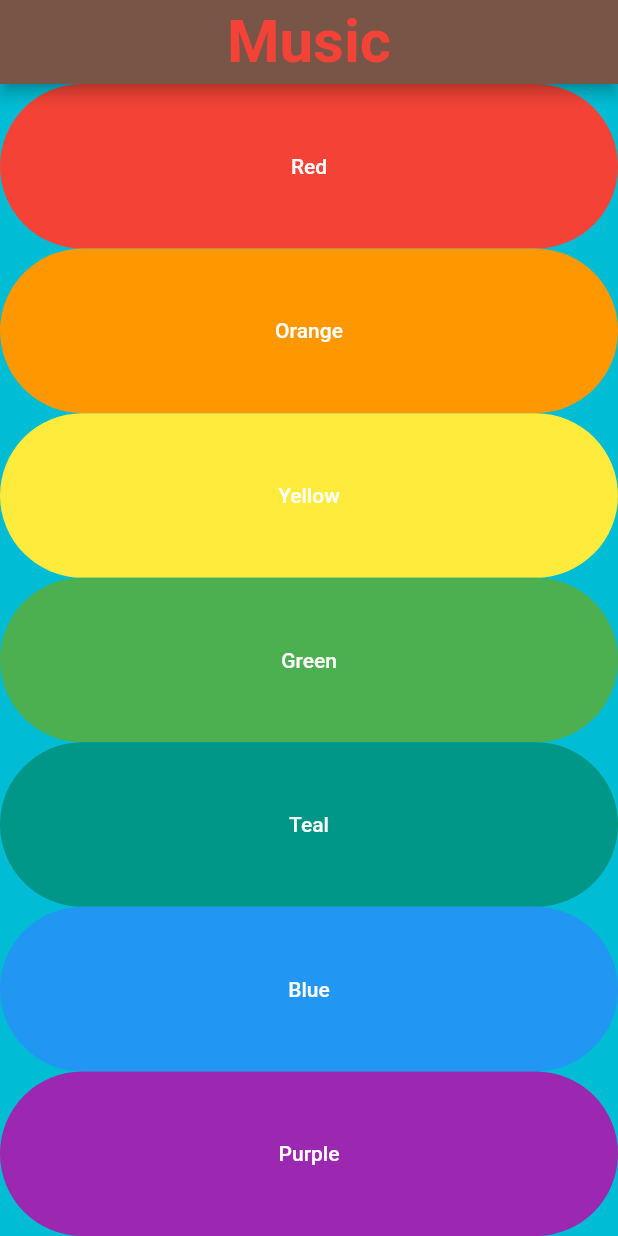
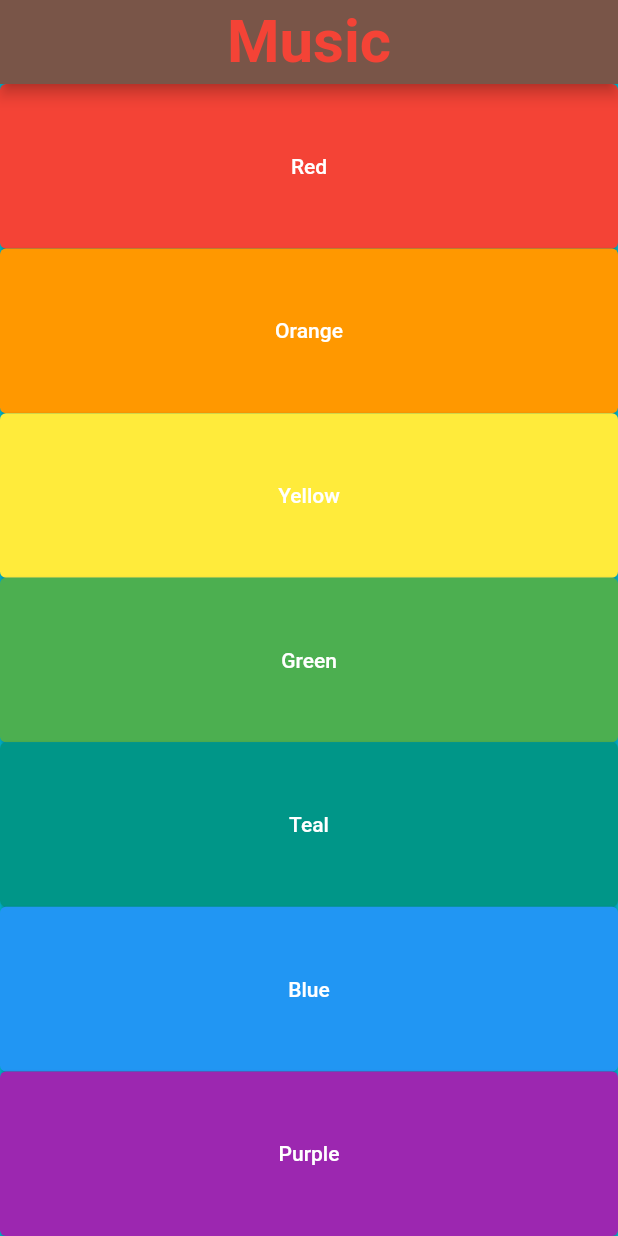
Before and after one commit to PratikBali/xylophone_flutter, a Flutter app: the screen it shows after launch, on a phone screen of 412 x 824 dp. Run offline on Flutter 3.47's test engine with Material 2 defaults, Android fonts, the light colour scheme and no system bars; our stand-ins replace audioplayers.

Commit message:
Update main.dart

```diff
--- a/lib/main.dart
+++ b/lib/main.dart
@@ -11,9 +11,10 @@ class XylophoneApp extends StatelessWidget {
     );
   }
 
+  //Expanded widget to return
   Expanded buildKey(int soundNumber, Color color, String text) {
     return Expanded(
-        child: FilledButton(
+        child: ElevatedButton(
           child: Text(text),
           style: FilledButton.styleFrom(backgroundColor: color),
           onPressed: () {
```
